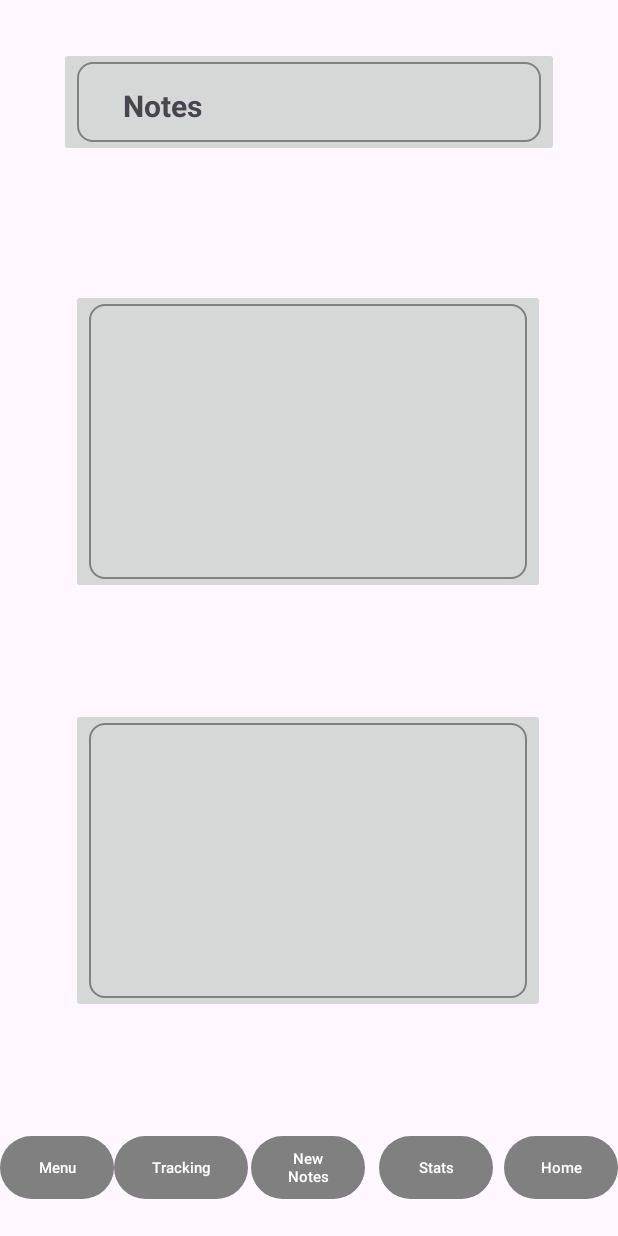
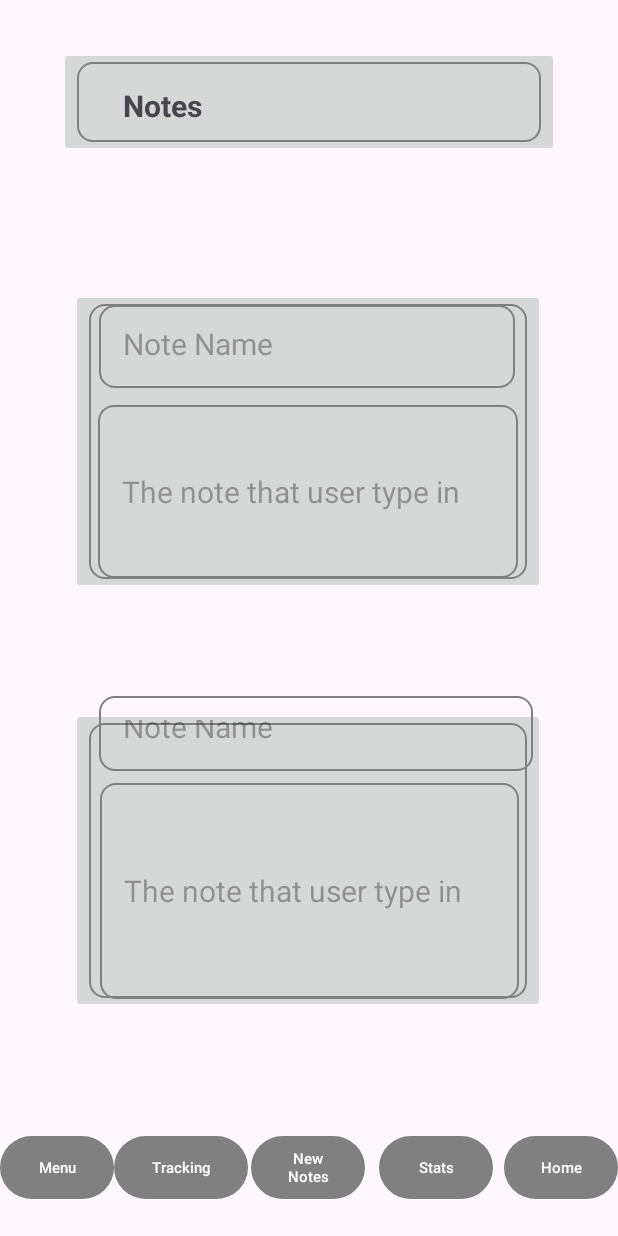
Before and after one commit to Esaiaschionh/MADAssignment_Team3, an Android app: the NotesActivity screen opened directly, with no data from a screen before it, on a phone screen of 412 x 824 dp. Run offline under Robolectric (Android 15) with nearby library versions, the phone set to English and light mode, and no system bars.

Commit message:
4th commit

```diff
--- a/app/src/main/res/layout/activity_notes.xml
+++ b/app/src/main/res/layout/activity_notes.xml
@@ -120,4 +120,73 @@
         app:layout_constraintTop_toTopOf="parent"
         app:layout_constraintVertical_bias="0.973" />
 
+
+    <EditText
+        android:id="@+id/email_edit_text"
+        android:layout_width="280dp"
+        android:layout_height="115dp"
+        android:background="@drawable/rounded_corner"
+        android:hint="The note that user type in"
+        android:inputType="text"
+        android:padding="16dp"
+        android:textColor="#FFFFFF"
+        android:textSize="20sp"
+        app:layout_constraintBottom_toBottomOf="@+id/new_Notes_btn"
+        app:layout_constraintEnd_toEndOf="parent"
+        app:layout_constraintHorizontal_bias="0.496"
+        app:layout_constraintStart_toStartOf="parent"
+        app:layout_constraintTop_toTopOf="parent"
+        app:layout_constraintVertical_bias="0.392" />
+
+    <EditText
+        android:id="@+id/email_edit_text"
+        android:layout_width="277dp"
+        android:layout_height="55dp"
+        android:background="@drawable/rounded_corner"
+        android:hint="Note Name"
+        android:inputType="text"
+        android:padding="16dp"
+        android:textColor="#FFFFFF"
+        android:textSize="20sp"
+        app:layout_constraintBottom_toBottomOf="@+id/new_Notes_btn"
+        app:layout_constraintEnd_toEndOf="parent"
+        app:layout_constraintHorizontal_bias="0.492"
+        app:layout_constraintStart_toStartOf="parent"
+        app:layout_constraintTop_toTopOf="parent"
+        app:layout_constraintVertical_bias="0.272" />
+
+    <EditText
+        android:id="@+id/email_edit_text8"
+        android:layout_width="289dp"
+        android:layout_height="50dp"
+        android:background="@drawable/rounded_corner"
+        android:hint="Note Name"
+        android:inputType="text"
+        android:padding="16dp"
+        android:textColor="#FFFFFF"
+        android:textSize="20sp"
+        app:layout_constraintBottom_toBottomOf="@+id/new_Notes_btn"
+        app:layout_constraintEnd_toEndOf="parent"
+        app:layout_constraintHorizontal_bias="0.54"
+        app:layout_constraintStart_toStartOf="parent"
+        app:layout_constraintTop_toTopOf="parent"
+        app:layout_constraintVertical_bias="0.616" />
+
+    <EditText
+        android:id="@+id/email_edit_text7"
+        android:layout_width="279dp"
+        android:layout_height="144dp"
+        android:background="@drawable/rounded_corner"
+        android:hint="The note that user type in"
+        android:inputType="text"
+        android:padding="16dp"
+        android:textColor="#FFFFFF"
+        android:textSize="20sp"
+        app:layout_constraintBottom_toBottomOf="@+id/new_Notes_btn"
+        app:layout_constraintEnd_toEndOf="parent"
+        app:layout_constraintStart_toStartOf="parent"
+        app:layout_constraintTop_toTopOf="parent"
+        app:layout_constraintVertical_bias="0.792" />
+
+
 </androidx.constraintlayout.widget.ConstraintLayout>
--- a/app/src/main/res/layout/activity_task_time_tracking.xml
+++ b/app/src/main/res/layout/activity_task_time_tracking.xml
@@ -8,8 +8,8 @@
 
     <ImageView
         android:id="@+id/imageView5"
-        android:layout_width="414dp"
-        android:layout_height="297dp"
+        android:layout_width="401dp"
+        android:layout_height="340dp"
         android:background="#A6A6A6"
         app:layout_constraintBottom_toBottomOf="parent"
         app:layout_constraintEnd_toEndOf="parent"
@@ -211,5 +211,13 @@
         app:layout_constraintTop_toTopOf="parent"
         app:layout_constraintVertical_bias="0.804" />
 
+    <Button
+        android:id="@+id/button"
+        android:layout_width="wrap_content"
+        android:layout_height="wrap_content"
+        android:text="Edit"
+        tools:layout_editor_absoluteX="317dp"
+        tools:layout_editor_absoluteY="398dp" />
+
 
 </androidx.constraintlayout.widget.ConstraintLayout>
```
